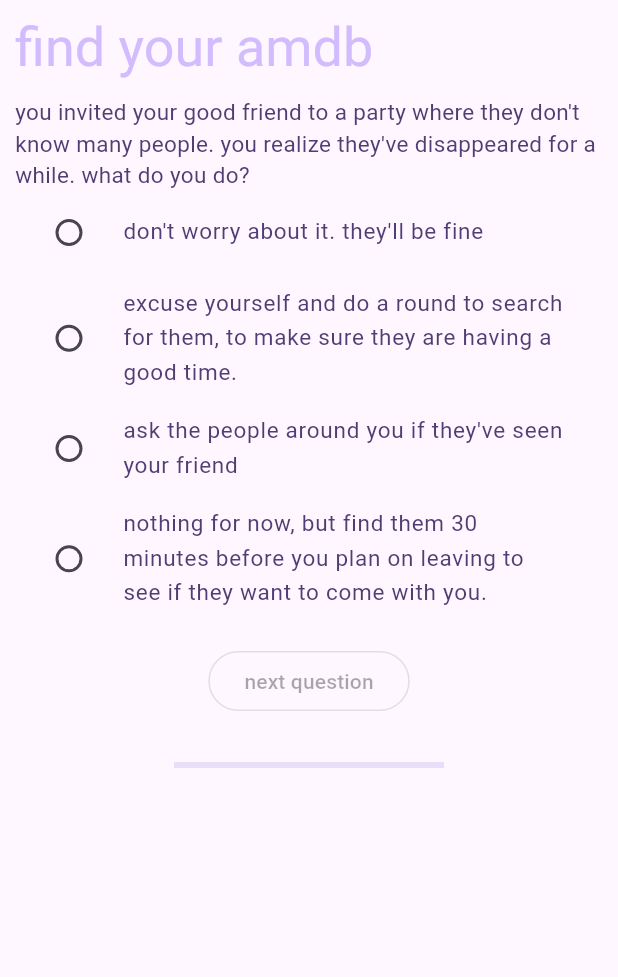
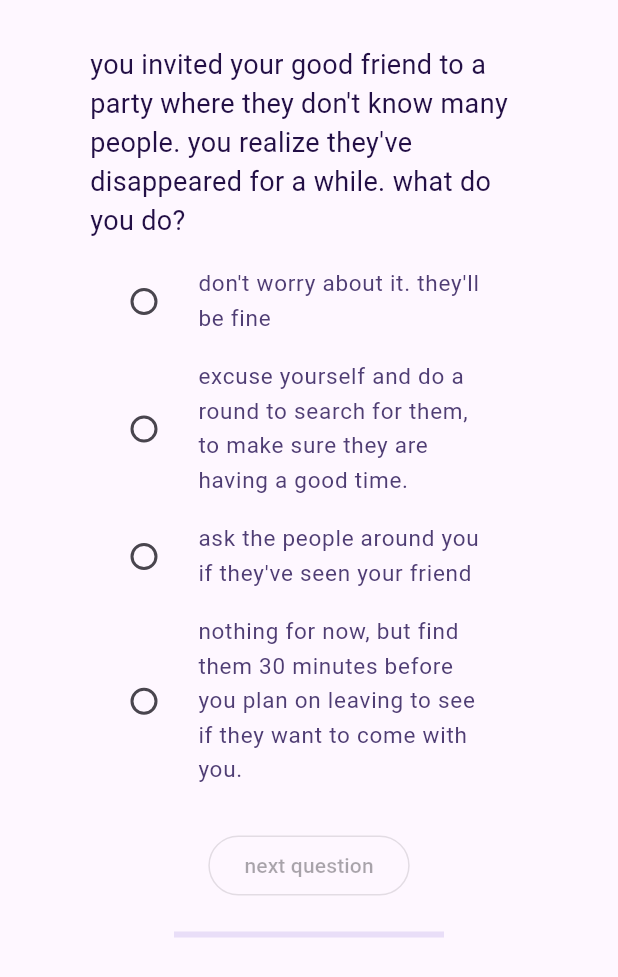
Before and after one commit to lorkor/amdb, a Flutter app: the screen it shows after launch, after a tap on "find out now", on a phone screen of 412 x 824 dp. Shown: the top 977 px of the screen. Run offline on Flutter 3.47's test engine with Material 3 defaults, Android fonts, the phone set to English and light mode, and no system bars.

Commit message:
Styling changes

```diff
--- a/lib/constants.dart
+++ b/lib/constants.dart
@@ -1,8 +1,17 @@
 
+
+import 'package:flutter/material.dart';
 
 const landingPageId = 'landing';
 const quizPageId = 'quizPage';
 const resultPageId = 'result';
+
+const headerWidth = 700.0;
+const headerPadding = EdgeInsets.only(top: 20.0, bottom: 10.0, right: 50.0, left: 50.0);
+const bodyWidth = 600.0;
+const bodyPadding = EdgeInsets.only(top:10.0, right: 50.0, left: 50.0);
+const resultBodyPadding = EdgeInsets.only(top:20.0, right: 50.0, left: 50.0);
+const buttonPadding = EdgeInsets.only(top:20.0);
 
 const quadrantDescriptions = {
   Category.mommy:
--- a/lib/main.dart
+++ b/lib/main.dart
@@ -118,10 +118,10 @@ class LandingStaticContentContainer extends StatelessWidget {
     final headerStyle = theme.textTheme.displaySmall!.copyWith(
       color: theme.colorScheme.primaryFixedDim,
     );
-    return Column(crossAxisAlignment: CrossAxisAlignment.start, children: [
+    return Column(crossAxisAlignment: CrossAxisAlignment.center, children: [
       Text('what\'s your amdb?', style: headerStyle),
       Padding(
-          padding: const EdgeInsets.only(top: 10.0),
+          padding: bodyPadding,
           child: Text('not your mother\'s personality test. usefulness TBD.',
               style: (TextStyle(
                   color: theme.colorScheme.onPrimaryFixedVariant,
--- a/lib/page_widget.dart
+++ b/lib/page_widget.dart
@@ -33,7 +33,7 @@ class _PageState extends State<AmdbPage> {
         children: [
           LandingStaticContentContainer(),
           Padding(
-            padding: EdgeInsets.only(top: 15.0),
+            padding: buttonPadding,
             child: OutlinedButton(
               onPressed: () {
                 appState.navigateToQuizPage();
@@ -66,7 +66,7 @@ class _PageState extends State<AmdbPage> {
               primaryMessage: primaryMessage,
               secondaryMessage: secondaryMessage),
           Padding(
-            padding: const EdgeInsets.only(top: 15.0),
+            padding: buttonPadding,
             child: OutlinedButton(
               onPressed: () {
                 appState.resetResult();
@@ -94,6 +94,6 @@ class AmdbBasePage extends StatelessWidget {
     return Scaffold(
         body: Padding(
             padding: EdgeInsets.all(10.0),
-            child: Align(alignment: Alignment.topLeft, child: pageContents)));
+            child: Align(alignment: Alignment.topCenter, child: pageContents)));
   }
 }
--- a/lib/question_widget.dart
+++ b/lib/question_widget.dart
@@ -4,6 +4,11 @@ import 'package:flutter/material.dart';
 import 'package:provider/provider.dart';
 import 'package:amdb/question_data.dart';
 import 'package:amdb/question.dart';
+
+const headerWidth = 700.0;
+const headerPadding = EdgeInsets.only(top: 20.0, bottom: 10.0, right: 50.0, left: 50.0);
+const bodyWidth = 600.0;
+const bodyPadding = EdgeInsets.only(right: 50.0, left: 50.0);
 
 class QuizQuestion extends StatefulWidget {
   @override
@@ -29,17 +34,12 @@ class _QuizQuestionState extends State<QuizQuestion> {
 
   Column getQuizQuestionFromData(
       AppState appState, ThemeData theme, QuestionData questionData) {
-    final headerStyle = theme.textTheme.displaySmall!
-        .copyWith(color: theme.colorScheme.primaryFixedDim);
     final questionStyle =
-        TextStyle(color: theme.colorScheme.onPrimaryFixedVariant, fontSize: 15);
+        TextStyle(color: theme.colorScheme.onPrimaryFixed, fontSize: 18);
     final radioSelectionStyle =
         TextStyle(color: theme.colorScheme.onPrimaryFixedVariant, fontSize: 15);
 
-    List<Widget> columnChildren = [Text("find your amdb", style: headerStyle)];
-    columnChildren.add(Padding(
-        padding: const EdgeInsets.only(top: 10.0),
-        child: Text(questionData.questionText, style: questionStyle)));
+    List<Widget> columnChildren = [];
 
     for (MultipleChoiceSelection selection in questionData.selections) {
       columnChildren.add(RadioListTile<Map<Category, double>>(
@@ -62,11 +62,18 @@ class _QuizQuestionState extends State<QuizQuestion> {
 
     // TODO: add animation for progress bar
     return Column(children: [
-      Column(
-          crossAxisAlignment: CrossAxisAlignment.start,
-          children: columnChildren),
+      Container(
+        width: headerWidth,
+        padding: headerPadding,
+        child: Text(questionData.questionText, style: questionStyle)),
+      Container(
+        width: bodyWidth,
+        padding: bodyPadding,
+        child: Column(
+          crossAxisAlignment: CrossAxisAlignment.center,
+          children: columnChildren)),
       Padding(
-          padding: EdgeInsets.only(top: 15.0),
+          padding: buttonPadding,
           child: OutlinedButton(
             onPressed: !isOptionSelected()
                 ? null
@@ -79,7 +86,7 @@ class _QuizQuestionState extends State<QuizQuestion> {
           )),
       Container(
           width: 180,
-          padding: EdgeInsets.only(top: 30.0),
+          padding: EdgeInsets.only(top: 20.0),
           child:
               LinearProgressIndicator(value: appState.getProgressPercentage()))
     ]);
```
Also changed, not shown: lib/result_page_widget.dart (+13 -6 lines).
